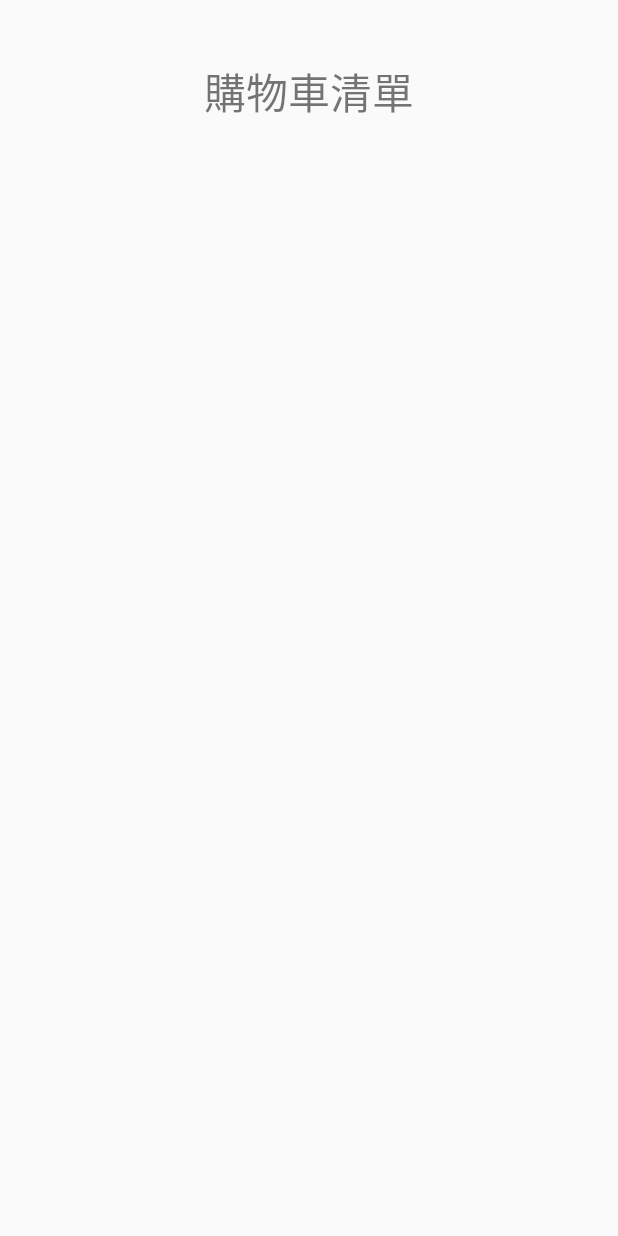
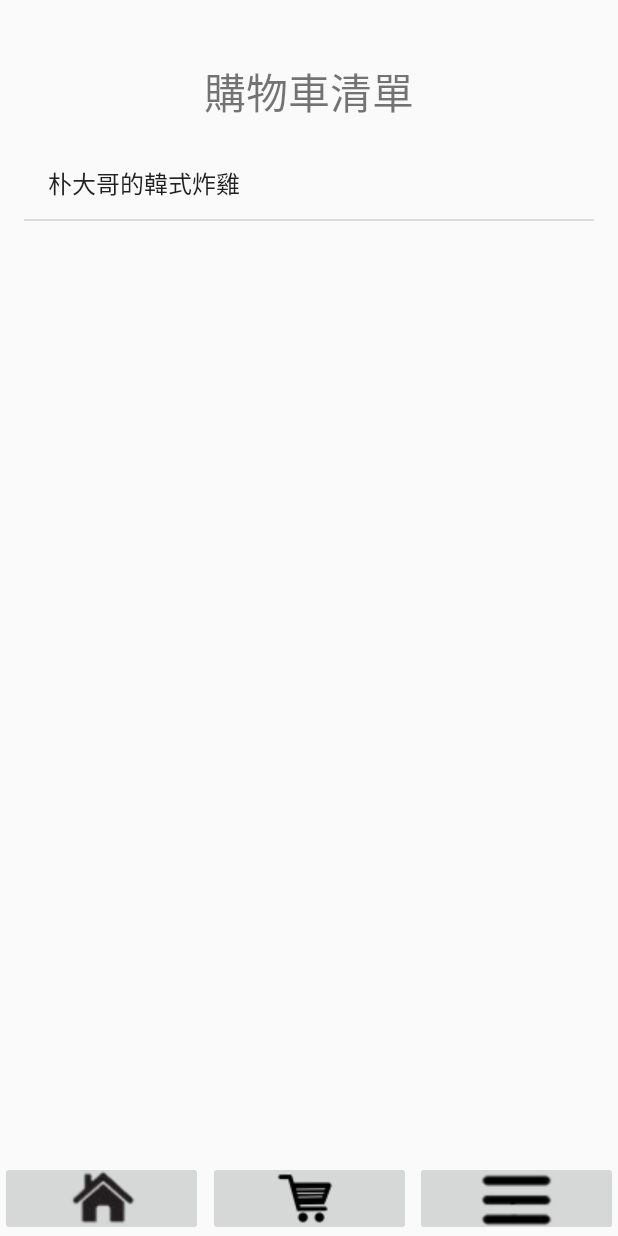
Before and after one commit to MRRyLai/Group-5, an Android app: the ShoppingcarActivity screen opened directly, with no data from a screen before it, on a phone screen of 412 x 824 dp. Run offline under Robolectric (Android 15) with nearby library versions, the phone set to English and light mode, and no system bars.

Commit message:
完成購物車清單增加商品

```diff
--- a/app/src/main/java/com/example/group5/ShoppingcarActivity.java
+++ b/app/src/main/java/com/example/group5/ShoppingcarActivity.java
@@ -5,13 +5,37 @@ import androidx.appcompat.app.AppCompatActivity;
 import android.content.Intent;
 import android.os.Bundle;
 import android.view.View;
+import android.widget.ArrayAdapter;
+import android.widget.ListView;
+
+import java.util.ArrayList;
 
 public class ShoppingcarActivity extends AppCompatActivity {
-
+    private String[] shoppingcar;
+    ListView lvshopcar;
     @Override
     protected void onCreate(Bundle savedInstanceState) {
         super.onCreate(savedInstanceState);
         setContentView(R.layout.activity_shoppingcar);
+
+
+        lvshopcar = findViewById(R.id.lv_shoppingcar);
+        ArrayAdapter adapter = new ArrayAdapter(ShoppingcarActivity.this, android.R.layout.simple_list_item_1, StoreList.inshoppingcar);
+
+        lvshopcar.setAdapter(adapter);
     }
-
+    public void onclick(View v) {
+        switch (v.getId()) {
+            case R.id.ib_home:
+                Intent intent2 = new Intent(ShoppingcarActivity.this, MainActivity.class);
+                startActivity(intent2);
+                break;
+            case R.id.ib_shpooingcar:
+                break;
+            case R.id.ib_menu:
+                Intent intent3 = new Intent(ShoppingcarActivity.this, MenuActivity.class);
+                startActivity(intent3);
+                break;
+        }
+    }
 }
--- a/app/src/main/java/com/example/group5/StoreList.java
+++ b/app/src/main/java/com/example/group5/StoreList.java
@@ -15,6 +15,7 @@ import java.util.ArrayList;
 
 public class StoreList extends AppCompatActivity {
     public static final String STORE_NO = "store_no";
+    static public ArrayList<String> inshoppingcar = new ArrayList<String>();
     private Integer[] storeImg = {R.drawable.korean_store1, R.drawable.korean_store2, R.drawable.korean_store3};
     private String [] storeName = {"朴大哥的韓式炸雞", "阿里郎韓式小館", "司覓達 Seumnidak 韓式炸物"};
     private String [] storeAddress = {"台中市西屯區逢甲路20巷28弄5號", "台中市西區博館路161號", "台中市西屯區西安街209號"};
--- a/app/src/main/res/layout/activity_customer_service.xml
+++ b/app/src/main/res/layout/activity_customer_service.xml
@@ -88,7 +88,9 @@
         android:id="@+id/et_explain"
         android:layout_width="0dp"
         android:layout_height="0dp"
+        android:layout_marginStart="10dp"
         android:layout_marginTop="40dp"
+        android:layout_marginEnd="10dp"
         android:layout_marginBottom="100dp"
         android:ems="10"
         android:gravity="start|top"
--- a/app/src/main/res/layout/activity_shoppingcar.xml
+++ b/app/src/main/res/layout/activity_shoppingcar.xml
@@ -17,4 +17,44 @@
         app:layout_constraintStart_toStartOf="parent"
         app:layout_constraintTop_toTopOf="parent" />
 
+    <ListView
+        android:id="@+id/lv_shoppingcar"
+        android:layout_width="0dp"
+        android:layout_height="0dp"
+        android:layout_marginStart="16dp"
+        android:layout_marginTop="16dp"
+        android:layout_marginEnd="16dp"
+        android:layout_marginBottom="80dp"
+        app:layout_constraintBottom_toBottomOf="parent"
+        app:layout_constraintEnd_toEndOf="parent"
+        app:layout_constraintStart_toStartOf="parent"
+        app:layout_constraintTop_toBottomOf="@+id/tv_shopping_title" />
+
+    <ImageButton
+        android:id="@+id/ib_shpooingcar"
+        android:layout_width="135dp"
+        android:layout_height="50dp"
+        android:onClick="onclick"
+        app:layout_constraintBottom_toBottomOf="parent"
+        app:layout_constraintEnd_toStartOf="@+id/ib_menu"
+        app:layout_constraintStart_toEndOf="@+id/ib_home"
+        app:srcCompat="@drawable/shoppingcar1" />
+
+    <ImageButton
+        android:id="@+id/ib_menu"
+        android:layout_width="135dp"
+        android:layout_height="50dp"
+        android:onClick="onclick"
+        app:layout_constraintBottom_toBottomOf="parent"
+        app:layout_constraintEnd_toEndOf="parent"
+        app:srcCompat="@drawable/menu" />
+
+    <ImageButton
+        android:id="@+id/ib_home"
+        android:layout_width="135dp"
+        android:layout_height="50dp"
+        android:onClick="onclick"
+        app:layout_constraintBottom_toBottomOf="parent"
+        app:layout_constraintStart_toStartOf="parent"
+        app:srcCompat="@drawable/home" />
 </androidx.constraintlayout.widget.ConstraintLayout>
```
Also changed, not shown: app/src/main/java/com/example/group5/KoreanStoreActivity.java (+16 -5 lines).
